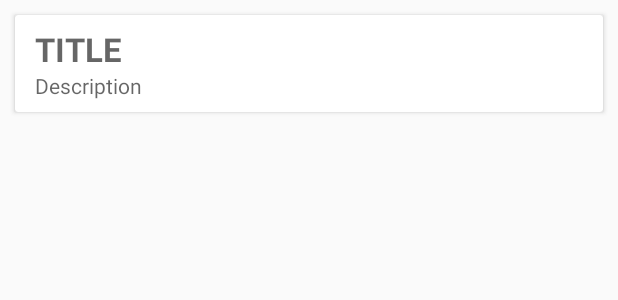
After one commit to ozguvenir/ApplicationING, an Android app: the layout list_item_project.xml on its own in the app's theme, with its tools: preview values and no code run, on a phone screen of 412 x 824 dp. The commit adds this screen. Shown: the top 300 px of the screen. Run offline under Robolectric (Android 15) with nearby library versions, the phone set to English and light mode, and no system bars.

Commit message:
project list adapter and helpers.

```diff
--- a/app/build.gradle
+++ b/app/build.gradle
@@ -52,6 +52,7 @@ dependencies {
     implementation "io.reactivex.rxjava2:rxjava:2.2.3"
     implementation "io.reactivex.rxjava2:rxandroid:2.1.0"
     implementation "com.android.support:recyclerview-v7:27.1.1"
+    implementation 'com.android.support:cardview-v7:27.1.1'
 
     implementation "android.arch.lifecycle:extensions:1.1.1"
 
--- a/app/src/main/AndroidManifest.xml
+++ b/app/src/main/AndroidManifest.xml
@@ -10,7 +10,7 @@
             android:roundIcon="@mipmap/ic_launcher_round"
             android:supportsRtl="true"
             android:theme="@style/AppTheme">
-        <activity android:name=".MainActivity">
+        <activity android:name=".ui.MainActivity">
             <intent-filter>
                 <action android:name="android.intent.action.MAIN"/>
 
--- /dev/null
+++ b/app/src/main/java/com/ridvan/applicationing/repository/ProjectRepositoryImpl.kt
@@ -0,0 +1,5 @@
+package com.ridvan.applicationing.repository
+
+/**
+ * Created by ridvanozguvenir on 2.12.2018.
+ */
--- a/app/src/main/java/com/ridvan/applicationing/MainActivity.kt
+++ b/app/src/main/java/com/ridvan/applicationing/ui/MainActivity.kt
@@ -1,7 +1,8 @@
-package com.ridvan.applicationing
+package com.ridvan.applicationing.ui
 
 import android.support.v7.app.AppCompatActivity
 import android.os.Bundle
+import com.ridvan.applicationing.R
 
 class MainActivity : AppCompatActivity() {
 
--- /dev/null
+++ b/app/src/main/java/com/ridvan/applicationing/ui/ProjectListFragment.kt
@@ -0,0 +1,5 @@
+package com.ridvan.applicationing.ui
+
+/**
+ * Created by ridvanozguvenir on 2.12.2018.
+ */
--- a/app/src/main/res/layout/activity_main.xml
+++ b/app/src/main/res/layout/activity_main.xml
@@ -5,7 +5,7 @@
         xmlns:app="http://schemas.android.com/apk/res-auto"
         android:layout_width="match_parent"
         android:layout_height="match_parent"
-        tools:context=".MainActivity">
+        tools:context=".ui.MainActivity">
 
     <TextView
             android:layout_width="wrap_content"
--- /dev/null
+++ b/app/src/main/res/layout/list_item_project.xml
@@ -0,0 +1,32 @@
+<?xml version="1.0" encoding="utf-8"?>
+<android.support.v7.widget.CardView
+        xmlns:android="http://schemas.android.com/apk/res/android"
+        android:layout_width="match_parent"
+        android:layout_height="wrap_content" android:layout_margin="10dp">
+
+    <LinearLayout
+            android:layout_width="match_parent"
+            android:layout_height="wrap_content"
+            android:orientation="vertical"
+            android:padding="8dp">
+
+        <TextView
+                android:id="@+id/textViewTitle"
+                android:layout_width="wrap_content"
+                android:layout_height="wrap_content"
+                android:layout_marginStart="5dp"
+                android:hint="TITLE"
+                android:textAppearance="@style/Base.TextAppearance.AppCompat.Large"
+                android:textColor="#000000"
+                android:textStyle="bold"/>
+
+        <TextView
+                android:id="@+id/textViewDescription"
+                android:layout_width="wrap_content"
+                android:layout_height="wrap_content"
+                android:layout_marginStart="5dp"
+                android:hint="Description"
+                android:textAppearance="@style/Base.TextAppearance.AppCompat.Body1"
+                android:textColor="#000000"/>
+    </LinearLayout>
+</android.support.v7.widget.CardView>
```
Also changed, not shown: app/src/main/java/com/ridvan/applicationing/repository/ProjectRepository.kt (added, +12 -0 lines), app/src/main/java/com/ridvan/applicationing/service/ApplicationINGService.kt (added, +14 -0 lines), app/src/main/java/com/ridvan/applicationing/util/BindableAdapter.kt (added, +8 -0 lines), app/src/main/java/com/ridvan/applicationing/util/ConnectionHelper.kt (added, +16 -0 lines), app/src/main/java/com/ridvan/applicationing/util/PreferencesHelper.kt (added, +22 -0 lines), app/src/main/java/com/ridvan/applicationing/util/ProjectListAdapter.kt (added, +60 -0 lines), app/src/main/java/com/ridvan/applicationing/viewmodel/ProjectData.kt (added, +39 -0 lines).
